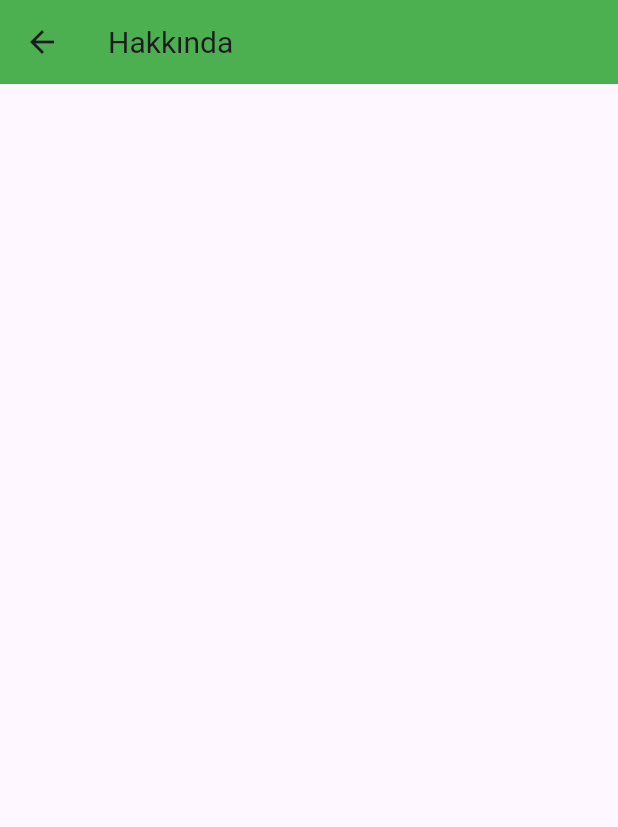
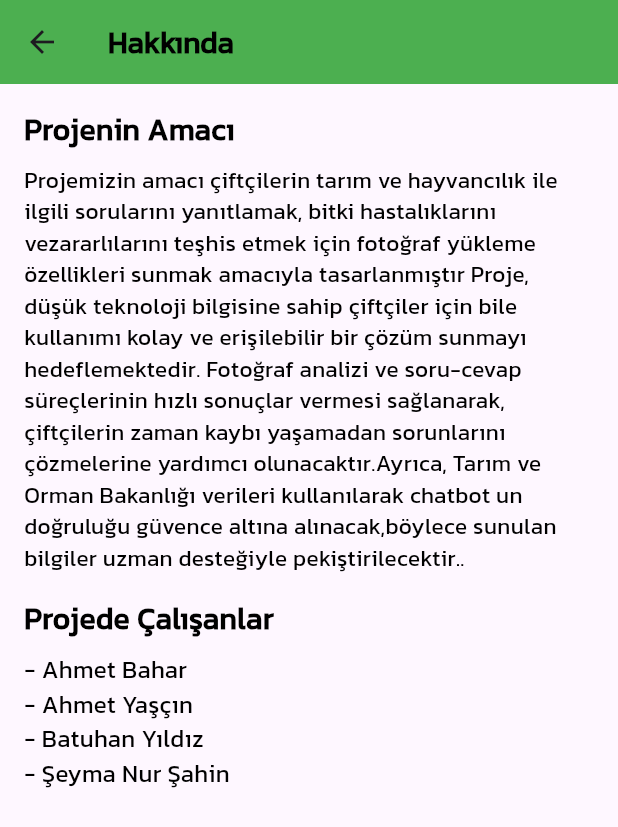
Before and after one commit to AhmetBahr/Ai_Bot, a Flutter app: the AboutPage screen opened directly, on a phone screen of 412 x 824 dp. Shown: the top 827 px of the screen. Run offline on Flutter 3.47's test engine with Material 3 defaults, Android fonts, the phone set to English and light mode, and no system bars; our stand-ins replace image_picker, shared_preferences; accounts and stored records are empty.

Commit message:
About Page

```diff
--- a/lib/DrawerPages/About.dart
+++ b/lib/DrawerPages/About.dart
@@ -6,8 +6,68 @@ class AboutPage extends StatelessWidget {
   @override
   Widget build(BuildContext context) => Scaffold(
         appBar: AppBar(
-          title: const Text('Hakkında'),
+          title: const Text(
+            'Hakkında',
+            style: TextStyle(
+              fontSize: 20, // Yazı boyutu
+              fontWeight: FontWeight.bold, // Yazı kalınlığı
+              color: Colors.black, // Yazı rengi
+              fontFamily: 'Kanit', // Yazı stilini italik yapar
+            ),
+          ),
           backgroundColor: Colors.green,
+        ),
+        body: Padding(
+          padding: const EdgeInsets.all(16.0),
+          child: SingleChildScrollView(
+            child: Column(
+              crossAxisAlignment: CrossAxisAlignment.start,
+              children: [
+                const Text(
+                  'Projenin Amacı',
+                  style: TextStyle(
+                    fontSize: 20,
+                    fontWeight: FontWeight.bold,
+                    fontFamily: 'Kanit',
+                  ),
+                ),
+                const SizedBox(height: 8),
+                const Text(
+                  'Projemizin amacı çiftçilerin tarım ve hayvancılık ile ilgili sorularını yanıtlamak, bitki hastalıklarını ve'
+                  'zararlılarını teşhis etmek için fotoğraf yükleme özellikleri sunmak amacıyla tasarlanmıştır '
+                  'Proje, düşük teknoloji bilgisine sahip çiftçiler için bile kullanımı kolay ve erişilebilir bir çözüm sunmayı hedeflemektedir. '
+                  'Fotoğraf analizi ve soru-cevap süreçlerinin hızlı sonuçlar vermesi sağlanarak, '
+                  'çiftçilerin zaman kaybı yaşamadan sorunlarını çözmelerine yardımcı olunacaktır.'
+                  'Ayrıca, Tarım ve Orman Bakanlığı verileri kullanılarak chatbot un doğruluğu güvence altına alınacak,'
+                  'böylece sunulan bilgiler uzman desteğiyle pekiştirilecektir..',
+                  style: TextStyle(
+                    fontSize: 15,
+                    fontFamily: 'Kanit',
+                  ),
+                ),
+                const SizedBox(height: 16),
+                const Text(
+                  'Projede Çalışanlar',
+                  style: TextStyle(
+                    fontSize: 20,
+                    fontWeight: FontWeight.bold,
+                    fontFamily: 'Kanit',
+                  ),
+                ),
+                const SizedBox(height: 8),
+                const Text(
+                  '- Ahmet Bahar\n'
+                  '- Ahmet Yaşçın\n'
+                  '- Batuhan Yıldız\n'
+                  '- Şeyma Nur Şahin',
+                  style: TextStyle(
+                    fontSize: 16,
+                    fontFamily: 'Kanit',
+                  ),
+                ),
+              ],
+            ),
+          ),
         ),
       );
 }
--- a/lib/Page/CardDetialPage.dart
+++ b/lib/Page/CardDetialPage.dart
@@ -70,8 +70,8 @@ class CardDetailPage extends StatelessWidget {
     return Scaffold(
       appBar: AppBar(
         title: const Text(
-          "Card Details",
-          style: TextStyle(fontFamily: 'SemiJoined', color: Colors.black),
+          "",
+          style: TextStyle(fontFamily: 'Kani', color: Colors.black),
         ),
         leading: IconButton(
           icon: const Icon(Icons.arrow_back),
--- a/lib/navBar.dart
+++ b/lib/navBar.dart
@@ -1,3 +1,4 @@
+import 'package:ai_bot_test/DrawerPages/About.dart';
 import 'package:ai_bot_test/DrawerPages/Settings.dart';
 
 import 'package:ai_bot_test/Service/asset_manager.dart';
@@ -71,16 +72,16 @@ class Navbar extends StatelessWidget {
           //         builder: (context) => const HelpPage(),
           //       ));
           //     }),
-          // ListTile(
-          //     leading: const Icon(Icons.info),
-          //     title: const Text('Hakkında'),
-          //     iconColor: Colors.green,
-          //     onTap: () {
-          //       Navigator.pop(context);
-          //       Navigator.of(context).push(MaterialPageRoute(
-          //         builder: (context) => const AboutPage(),
-          //       ));
-          //     }),
+          ListTile(
+              leading: const Icon(Icons.info),
+              title: const Text('Hakkında'),
+              iconColor: Colors.green,
+              onTap: () {
+                Navigator.pop(context);
+                Navigator.of(context).push(MaterialPageRoute(
+                  builder: (context) => const AboutPage(),
+                ));
+              }),
           // ListTile(
           //     leading: const Icon(Icons.login),
           //     title: const Text('Giriş Yap'),
```
